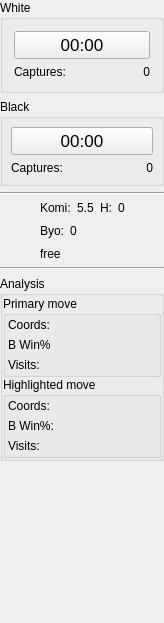
First picture: the form in src/normaltools_gui.ui, repository bernds/q5Go, before the edit.
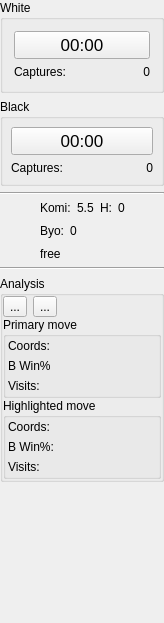
Second picture: the form after the edit. Icons and pictures are not drawn.

What changed in the file:
```diff
--- a/src/normaltools_gui.ui
+++ b/src/normaltools_gui.ui
@@ -385,7 +385,58 @@
        <number>0</number>
       </property>
       <item>
-       <widget class="QGroupBox" name="groupBox_2">
+       <layout class="QHBoxLayout" name="horizontalLayout">
+        <property name="topMargin">
+         <number>0</number>
+        </property>
+        <property name="rightMargin">
+         <number>0</number>
+        </property>
+        <item>
+         <widget class="QToolButton" name="anStartButton">
+          <property name="text">
+           <string>...</string>
+          </property>
+          <property name="icon">
+           <iconset resource="q4go.qrc">
+            <normaloff>:/images/exit.png</normaloff>:/images/exit.png</iconset>
+          </property>
+          <property name="checkable">
+           <bool>true</bool>
+          </property>
+         </widget>
+        </item>
+        <item>
+         <widget class="QToolButton" name="anPauseButton">
+          <property name="text">
+           <string>...</string>
+          </property>
+          <property name="icon">
+           <iconset resource="q4go.qrc">
+            <normaloff>:/images/pause.png</normaloff>:/images/pause.png</iconset>
+          </property>
+          <property name="checkable">
+           <bool>true</bool>
+          </property>
+         </widget>
+        </item>
+        <item>
+         <spacer name="horizontalSpacer">
+          <property name="orientation">
+           <enum>Qt::Horizontal</enum>
+          </property>
+          <property name="sizeHint" stdset="0">
+           <size>
+            <width>40</width>
+            <height>20</height>
+           </size>
+          </property>
+         </spacer>
+        </item>
+       </layout>
+      </item>
+      <item>
+       <widget class="QGroupBox" name="anPrimaryBox">
         <property name="title">
          <string>Primary move</string>
         </property>
```
Left out of the diff: 8 changed lines with no effect on the pictures.
